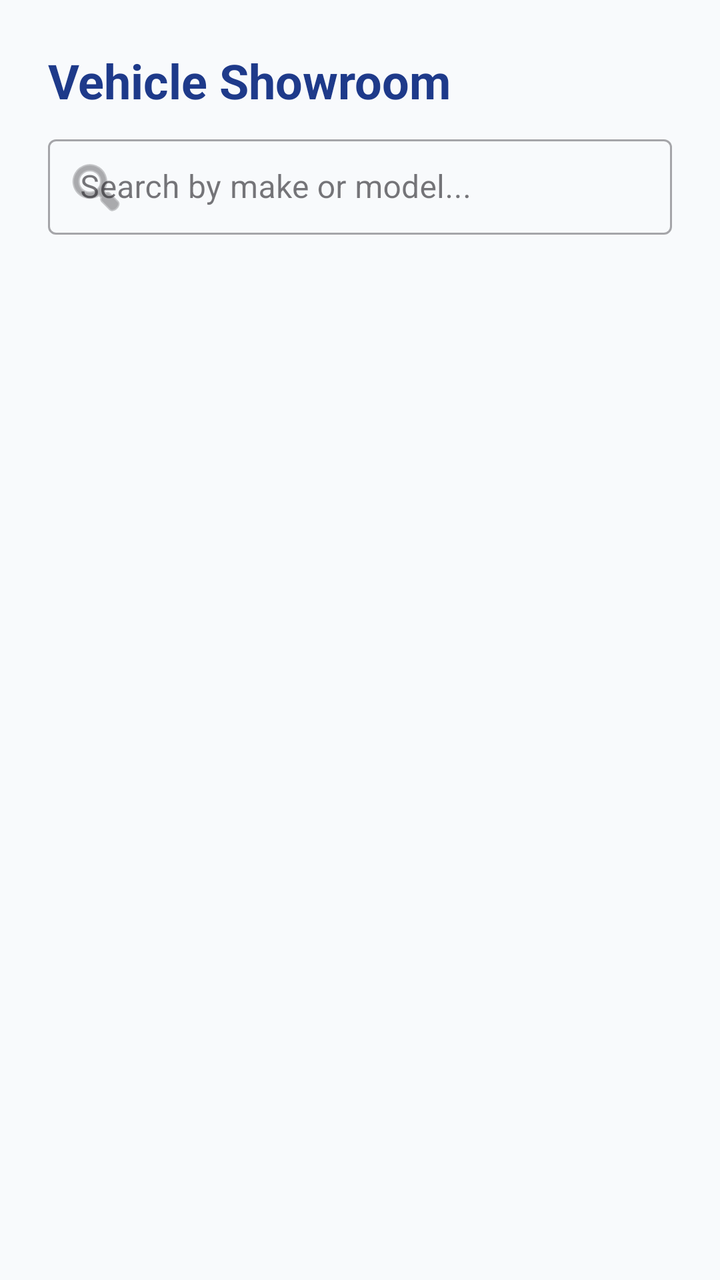
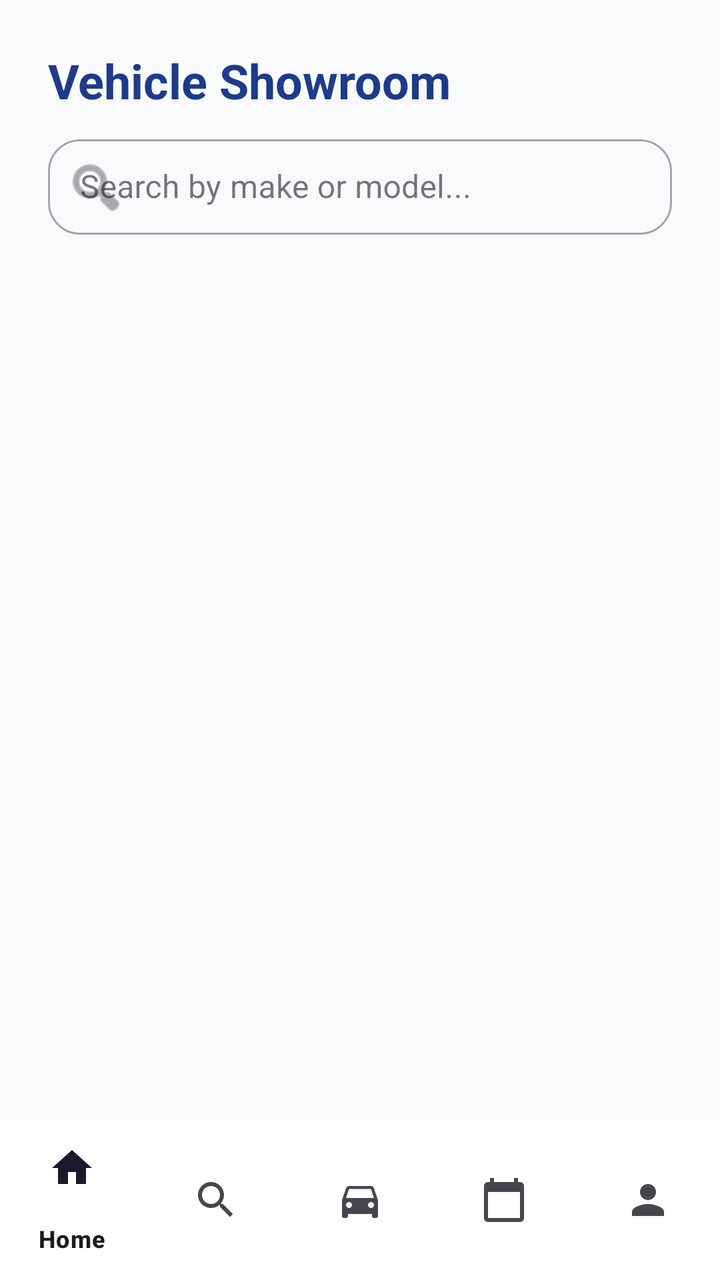

Screens rendered from an Android XML layout before and after an edit, with the pre-edit source and the edit as a unified diff.
<!-- AndroidManifest.xml: application theme Theme.BMBAutos -->
<!-- res/layout/activity_cars.xml -->
<?xml version="1.0" encoding="utf-8"?>
<androidx.constraintlayout.widget.ConstraintLayout xmlns:android="http://schemas.android.com/apk/res/android"
    xmlns:app="http://schemas.android.com/apk/res-auto"
    android:layout_width="match_parent"
    android:layout_height="match_parent"
    android:background="#F8FAFC">

    <TextView
        android:id="@+id/tvHeader"
        android:layout_width="wrap_content"
        android:layout_height="wrap_content"
        android:layout_margin="24dp"
        android:text="Vehicle Showroom"
        android:textColor="#1E3A8A"
        android:textSize="24sp"
        android:textStyle="bold"
        app:layout_constraintStart_toStartOf="parent"
        app:layout_constraintTop_toTopOf="parent" />

    
    <com.google.android.material.textfield.TextInputLayout
        android:id="@+id/tilSearch"
        style="@style/Widget.MaterialComponents.TextInputLayout.OutlinedBox.Dense"
        android:layout_width="match_parent"
        android:layout_height="wrap_content"
        android:layout_marginHorizontal="24dp"
        android:layout_marginTop="8dp"
        android:hint="Search by make or model..."
        app:startIconDrawable="@android:drawable/ic_menu_search"
        app:layout_constraintTop_toBottomOf="@id/tvHeader">

        <com.google.android.material.textfield.TextInputEditText
            android:id="@+id/etSearch"
            android:layout_width="match_parent"
            android:layout_height="wrap_content"
            android:inputType="text" />
    </com.google.android.material.textfield.TextInputLayout>

    <ProgressBar
        android:id="@+id/progressBar"
        android:layout_width="wrap_content"
        android:layout_height="wrap_content"
        app:layout_constraintBottom_toBottomOf="parent"
        app:layout_constraintEnd_toEndOf="parent"
        app:layout_constraintStart_toStartOf="parent"
        app:layout_constraintTop_toTopOf="parent" />

    <androidx.recyclerview.widget.RecyclerView
        android:id="@+id/recyclerView"
        android:layout_width="match_parent"
        android:layout_height="0dp"
        android:layout_marginTop="16dp"
        app:layout_constraintBottom_toBottomOf="parent"
        app:layout_constraintTop_toBottomOf="@id/tilSearch" />

</androidx.constraintlayout.widget.ConstraintLayout>
<!-- resources referenced by this layout -->
<resources>
  <style name="Theme.BMBAutos" parent="Base.Theme.BMBAutos" />
  <style name="Base.Theme.BMBAutos" parent="Theme.Material3.DayNight.NoActionBar">
          
          <item name="colorPrimary">@color/brand_blue_600</item>
          <item name="android:windowBackground">@color/bg_slate_50</item>
      </style>
  <color name="brand_blue_600">#2563EB</color>
  <color name="bg_slate_50">#F8FAFC</color>
</resources>

<!-- the commit's change to res/layout/activity_cars.xml (unified diff, before → after) -->
@@ -1,56 +1,76 @@
 <?xml version="1.0" encoding="utf-8"?>
-<androidx.constraintlayout.widget.ConstraintLayout xmlns:android="http://schemas.android.com/apk/res/android"
+<androidx.coordinatorlayout.widget.CoordinatorLayout xmlns:android="http://schemas.android.com/apk/res/android"
     xmlns:app="http://schemas.android.com/apk/res-auto"
     android:layout_width="match_parent"
     android:layout_height="match_parent"
     android:background="#F8FAFC">
 
-    <TextView
-        android:id="@+id/tvHeader"
-        android:layout_width="wrap_content"
-        android:layout_height="wrap_content"
-        android:layout_margin="24dp"
-        android:text="Vehicle Showroom"
-        android:textColor="#1E3A8A"
-        android:textSize="24sp"
-        android:textStyle="bold"
-        app:layout_constraintStart_toStartOf="parent"
-        app:layout_constraintTop_toTopOf="parent" />
+    <androidx.constraintlayout.widget.ConstraintLayout
+        android:layout_width="match_parent"
+        android:layout_height="match_parent"
+        android:layout_marginBottom="?attr/actionBarSize">
 
-    
-    <com.google.android.material.textfield.TextInputLayout
-        android:id="@+id/tilSearch"
-        style="@style/Widget.MaterialComponents.TextInputLayout.OutlinedBox.Dense"
+        <TextView
+            android:id="@+id/tvHeader"
+            android:layout_width="wrap_content"
+            android:layout_height="wrap_content"
+            android:layout_margin="24dp"
+            android:text="Vehicle Showroom"
+            android:textColor="#1E3A8A"
+            android:textSize="24sp"
+            android:textStyle="bold"
+            app:layout_constraintStart_toStartOf="parent"
+            app:layout_constraintTop_toTopOf="parent" />
+
+        
+        <com.google.android.material.textfield.TextInputLayout
+            android:id="@+id/tilSearch"
+            style="@style/Widget.MaterialComponents.TextInputLayout.OutlinedBox.Dense"
+            android:layout_width="match_parent"
+            android:layout_height="wrap_content"
+            android:layout_marginHorizontal="24dp"
+            android:layout_marginTop="8dp"
+            app:boxCornerRadiusTopStart="16dp"
+            app:boxCornerRadiusTopEnd="16dp"
+            app:boxCornerRadiusBottomStart="16dp"
+            app:boxCornerRadiusBottomEnd="16dp"
+            android:hint="Search by make or model..."
+            app:startIconDrawable="@android:drawable/ic_menu_search"
+            app:layout_constraintTop_toBottomOf="@id/tvHeader">
+
+            <com.google.android.material.textfield.TextInputEditText
+                android:id="@+id/etSearch"
+                android:layout_width="match_parent"
+                android:layout_height="wrap_content"
+                android:inputType="text" />
+        </com.google.android.material.textfield.TextInputLayout>
+
+        <ProgressBar
+            android:id="@+id/progressBar"
+            android:layout_width="wrap_content"
+            android:layout_height="wrap_content"
+            app:layout_constraintBottom_toBottomOf="parent"
+            app:layout_constraintEnd_toEndOf="parent"
+            app:layout_constraintStart_toStartOf="parent"
+            app:layout_constraintTop_toTopOf="parent" />
+
+        <androidx.recyclerview.widget.RecyclerView
+            android:id="@+id/recyclerView"
+            android:layout_width="match_parent"
+            android:layout_height="0dp"
+            android:layout_marginTop="16dp"
+            app:layout_constraintBottom_toBottomOf="parent"
+            app:layout_constraintTop_toBottomOf="@id/tilSearch" />
+
+    </androidx.constraintlayout.widget.ConstraintLayout>
+
+    <com.google.android.material.bottomnavigation.BottomNavigationView
+        android:id="@+id/bottomNav"
         android:layout_width="match_parent"
         android:layout_height="wrap_content"
-        android:layout_marginHorizontal="24dp"
-        android:layout_marginTop="8dp"
-        android:hint="Search by make or model..."
-        app:startIconDrawable="@android:drawable/ic_menu_search"
-        app:layout_constraintTop_toBottomOf="@id/tvHeader">
+        android:layout_gravity="bottom"
+        android:background="@color/white"
+        app:elevation="8dp"
+        app:menu="@menu/bottom_nav_menu" />
 
-        <com.google.android.material.textfield.TextInputEditText
-            android:id="@+id/etSearch"
-            android:layout_width="match_parent"
-            android:layout_height="wrap_content"
-            android:inputType="text" />
-    </com.google.android.material.textfield.TextInputLayout>
-
-    <ProgressBar
-        android:id="@+id/progressBar"
-        android:layout_width="wrap_content"
-        android:layout_height="wrap_content"
-        app:layout_constraintBottom_toBottomOf="parent"
-        app:layout_constraintEnd_toEndOf="parent"
-        app:layout_constraintStart_toStartOf="parent"
-        app:layout_constraintTop_toTopOf="parent" />
-
-    <androidx.recyclerview.widget.RecyclerView
-        android:id="@+id/recyclerView"
-        android:layout_width="match_parent"
-        android:layout_height="0dp"
-        android:layout_marginTop="16dp"
-        app:layout_constraintBottom_toBottomOf="parent"
-        app:layout_constraintTop_toBottomOf="@id/tilSearch" />
-
-</androidx.constraintlayout.widget.ConstraintLayout>
+</androidx.coordinatorlayout.widget.CoordinatorLayout>
<!-- resource entries referenced after the edit -->
@@ -1,5 +1,6 @@
 <!-- resources referenced by this layout -->
 <resources>
+  <color name="white">#FFFFFFFF</color>
   <style name="Theme.BMBAutos" parent="Base.Theme.BMBAutos" />
   <style name="Base.Theme.BMBAutos" parent="Theme.Material3.DayNight.NoActionBar">
           
